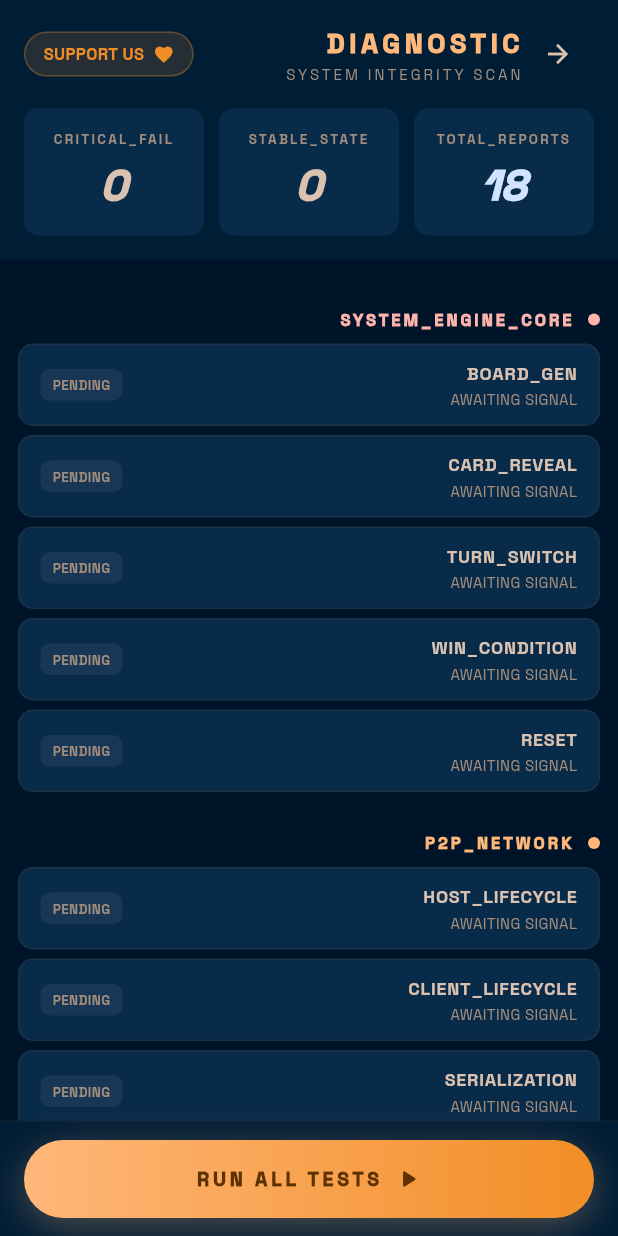
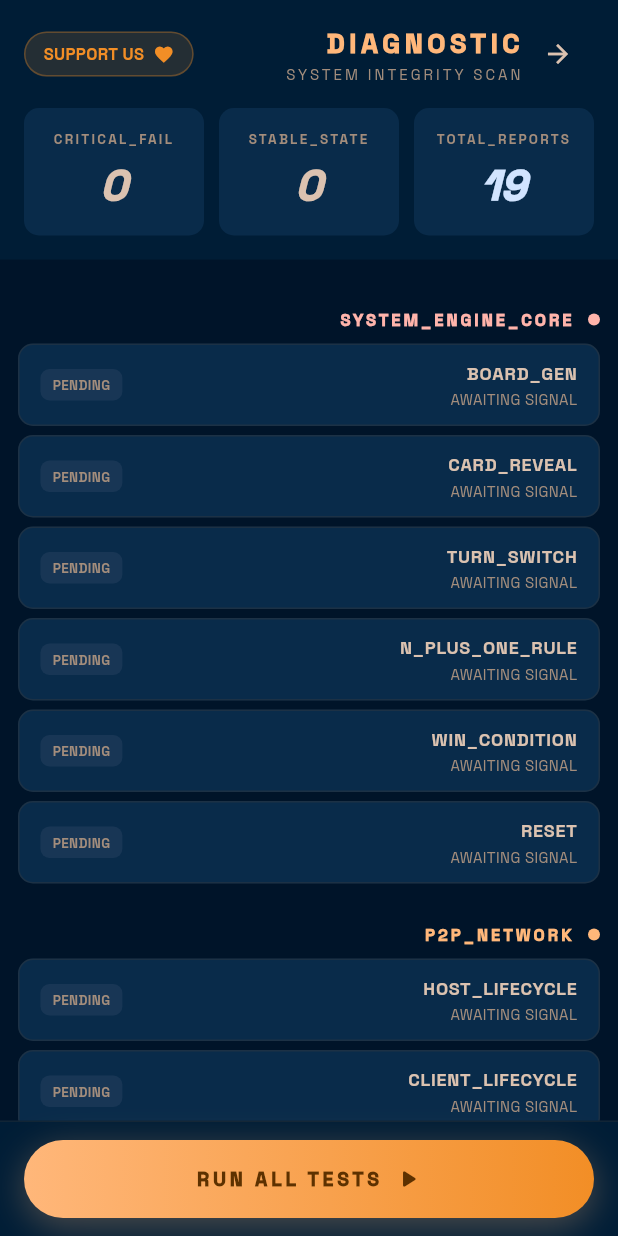
Before and after one commit to yourenwan-out/p2p, a Flutter app: the TestRunnerScreen screen opened directly, on a phone screen of 412 x 824 dp. Run offline on Flutter 3.47's test engine with Material 3 defaults, Android fonts, the phone set to English and light mode, and no system bars; our stand-ins replace appwrite, flutter_riverpod, flutter_screenutil, freezed_annotation, google_fonts, hive and 2 more; accounts and stored records are empty; generated files the repository leaves out were written again; network calls fail.

Commit message:
الله اكبر ولله الحمد

```diff
--- a/lib/features/testing/presentation/test_runner_screen.dart
+++ b/lib/features/testing/presentation/test_runner_screen.dart
@@ -31,6 +31,7 @@ const _testDisplayNames = <String, String>{
   'Engine: Board Generation':    'SYSTEM_ENGINE_CORE / BOARD_GEN',
   'Engine: Card Revealing':      'SYSTEM_ENGINE_CORE / CARD_REVEAL',
   'Engine: Turn Switching':      'SYSTEM_ENGINE_CORE / TURN_SWITCH',
+  'Engine: N+1 Rule':            'SYSTEM_ENGINE_CORE / N_PLUS_ONE_RULE',
   'Engine: Win/Loss Conditions': 'SYSTEM_ENGINE_CORE / WIN_CONDITION',
   'Engine: Reset Game':          'SYSTEM_ENGINE_CORE / RESET',
   'Network: Host Lifecycle':     'P2P_NETWORK / HOST_LIFECYCLE',
@@ -53,6 +54,7 @@ const _suiteGroups = <String, String>{
   'Engine: Board Generation':    'SYSTEM_ENGINE_CORE',
   'Engine: Card Revealing':      'SYSTEM_ENGINE_CORE',
   'Engine: Turn Switching':      'SYSTEM_ENGINE_CORE',
+  'Engine: N+1 Rule':            'SYSTEM_ENGINE_CORE',
   'Engine: Win/Loss Conditions': 'SYSTEM_ENGINE_CORE',
   'Engine: Reset Game':          'SYSTEM_ENGINE_CORE',
   'Network: Host Lifecycle':     'P2P_NETWORK',
@@ -93,6 +95,7 @@ class _TestRunnerScreenState extends ConsumerState<TestRunnerScreen> {
         TestResult(name: 'Engine: Board Generation'),
         TestResult(name: 'Engine: Card Revealing'),
         TestResult(name: 'Engine: Turn Switching'),
+        TestResult(name: 'Engine: N+1 Rule'),
         TestResult(name: 'Engine: Win/Loss Conditions'),
         TestResult(name: 'Engine: Reset Game'),
         TestResult(name: 'Network: Host Lifecycle'),
--- a/lib/features/testing/suites/edge_case_tests.dart
+++ b/lib/features/testing/suites/edge_case_tests.dart
@@ -57,9 +57,9 @@ class EdgeCaseTests {
         throw Exception('Card was revealed even though no clue was given (0 remaining guesses)');
       }
 
-      return TestResult(name: 'Edge Cases: Click Without Clue', status: TestStatus.passed, duration: DateTime.now().difference(startTime));
+      return TestResult(name: 'Edge Cases: Rogue Client', status: TestStatus.passed, duration: DateTime.now().difference(startTime));
     } catch (e) {
-      return TestResult(name: 'Edge Cases: Click Without Clue', status: TestStatus.failed, errorMessage: e.toString());
+      return TestResult(name: 'Edge Cases: Rogue Client', status: TestStatus.failed, errorMessage: e.toString());
     }
   }
 }
--- a/lib/features/testing/suites/engine_tests.dart
+++ b/lib/features/testing/suites/engine_tests.dart
@@ -52,9 +52,9 @@ class EngineTests {
       if (state.currentClueWord != 'TEST') throw Exception('Clue word did not update');
       if (state.remainingGuesses != 3) throw Exception('Remaining guesses should be N + 1 (2 + 1 = 3)');
 
-      return TestResult(name: 'Engine: Spymaster Clues', status: TestStatus.passed, duration: DateTime.now().difference(startTime));
+      return TestResult(name: 'Engine: Card Revealing', status: TestStatus.passed, duration: DateTime.now().difference(startTime));
     } catch (e) {
-      return TestResult(name: 'Engine: Spymaster Clues', status: TestStatus.failed, errorMessage: e.toString());
+      return TestResult(name: 'Engine: Card Revealing', status: TestStatus.failed, errorMessage: e.toString());
     }
   }
 
```
